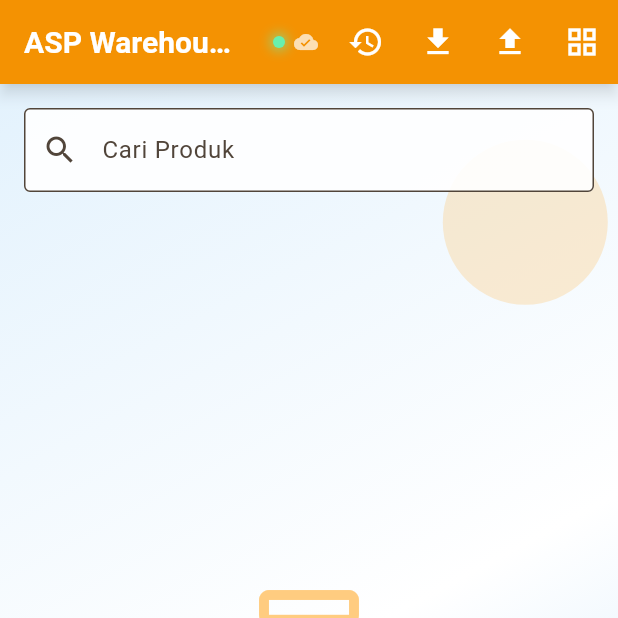
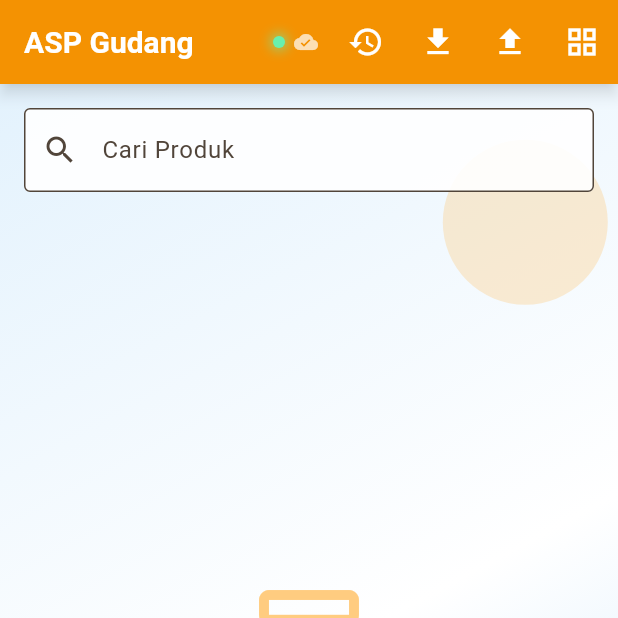
Before and after one commit to KudaTerbang10/gudang, a Flutter app: the screen it shows after launch, on a phone screen of 412 x 824 dp, the top half of it. Run offline on Flutter 3.47's test engine with Material 3 defaults, Android fonts, the phone set to English and light mode, and no system bars; our stand-ins replace audioplayers, hive, hive_flutter; missing offline and left inert: mobile_scanner, mongo_dart; accounts and stored records are empty.

Commit message:
Transactions ditambah productName dan ASP Gudang

```diff
--- a/lib/inventory_page.dart
+++ b/lib/inventory_page.dart
@@ -27,7 +27,7 @@ class _InventoryPageState extends State<InventoryPage> {
   Widget build(BuildContext context) {
     return Scaffold(
       appBar: AppBar(
-        title: const Text('ASP Warehouse'),
+        title: const Text('ASP Gudang'),
         actions: [
           Consumer<InventoryProvider>(
             builder: (context, provider, _) =>
--- a/lib/transaction.dart
+++ b/lib/transaction.dart
@@ -41,9 +41,13 @@ class Transaction extends HiveObject {
   @HiveField(11)
   final bool isSynced;
 
+  @HiveField(12)
+  final String productName;
+
   Transaction({
     required this.id,
     required this.productId,
+    required this.productName,
     required this.type,
     required this.quantity,
     required this.documentNumber,
@@ -59,6 +63,7 @@ class Transaction extends HiveObject {
   Transaction copyWith({
     String? id,
     String? productId,
+    String? productName,
     String? type,
     int? quantity,
     String? documentNumber,
@@ -73,6 +78,7 @@ class Transaction extends HiveObject {
     return Transaction(
       id: id ?? this.id,
       productId: productId ?? this.productId,
+      productName: productName ?? this.productName,
       type: type ?? this.type,
       quantity: quantity ?? this.quantity,
       documentNumber: documentNumber ?? this.documentNumber,
@@ -93,6 +99,7 @@ class Transaction extends HiveObject {
     return {
       '_id': id,
       'productId': productId,
+      'productName': productName,
       'type': type,
       'quantity': quantity,
       'documentNumber': documentNumber,
@@ -109,6 +116,7 @@ class Transaction extends HiveObject {
     return Transaction(
       id: json['_id'] as String? ?? json['id'] as String? ?? '',
       productId: json['productId'] as String? ?? '',
+      productName: json['productName'] as String? ?? '',
       type: json['type'] as String? ?? 'incoming',
       quantity: json['quantity'] as int? ?? 0,
       documentNumber: json['documentNumber'] as String? ?? '',
```
Also changed, not shown: lib/inventory_provider.dart (+6 -1 lines), lib/transaction.g.dart.
